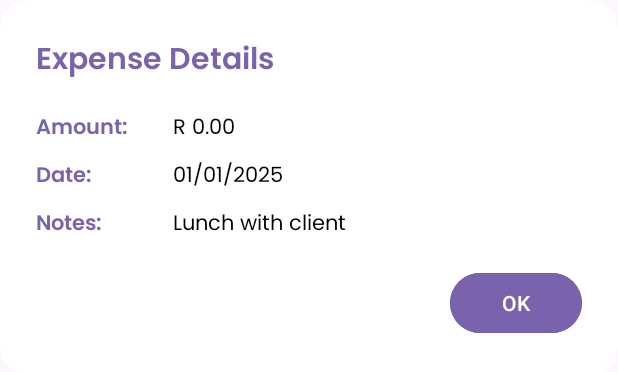
After one commit to st10033925-azrahhabib/Coinverse, an Android app: the layout dialog_expense_details.xml on its own in the app's theme, with its tools: preview values and no code run, on a phone screen of 412 x 824 dp. The commit adds this screen. Shown: the top 372 px of the screen. Run offline under Robolectric (Android 15) with nearby library versions, the phone set to English and light mode, and no system bars.

Commit message:
added custom dialog box to display on the category details page. slight adjustments to profile and insights

```diff
--- /dev/null
+++ b/app/src/main/res/drawable/rounded_dialog.xml
@@ -0,0 +1,11 @@
+<shape xmlns:android="http://schemas.android.com/apk/res/android"
+    android:shape="rectangle">
+
+    <solid android:color="@android:color/white" />
+    <corners android:radius="20dp" />
+    <padding
+        android:left="16dp"
+        android:top="16dp"
+        android:right="16dp"
+        android:bottom="16dp" />
+</shape>
--- a/app/src/main/res/layout/activity_insights.xml
+++ b/app/src/main/res/layout/activity_insights.xml
@@ -75,7 +75,7 @@
                         android:text="-3600"
                         android:textColor="#888888"
                         android:textSize="22sp"
-                        android:paddingEnd="8dp"
+                        android:paddingEnd="10dp"
                         android:fontFamily="@font/poppinsregular"
                         app:layout_constraintTop_toTopOf="parent"
                         app:layout_constraintStart_toStartOf="parent"
--- a/app/src/main/res/layout/activity_profile.xml
+++ b/app/src/main/res/layout/activity_profile.xml
@@ -117,8 +117,6 @@
                         android:contentDescription="Badge 4" />
                 </LinearLayout>
             </HorizontalScrollView>
-
-
 
             <LinearLayout
                 android:layout_width="match_parent"
--- /dev/null
+++ b/app/src/main/res/layout/dialog_expense_details.xml
@@ -0,0 +1,109 @@
+<?xml version="1.0" encoding="utf-8"?>
+<LinearLayout xmlns:android="http://schemas.android.com/apk/res/android"
+    android:padding="24dp"
+    android:orientation="vertical"
+    android:background="@drawable/rounded_dialog"
+    android:layout_width="match_parent"
+    android:layout_height="wrap_content">
+
+    <!-- Heading -->
+    <TextView
+        android:id="@+id/tvDialogTitle"
+        android:text="Expense Details"
+        android:fontFamily="@font/poppinssemibold"
+        android:textColor="@color/coinverse_purple"
+        android:textSize="20sp"
+        android:layout_width="wrap_content"
+        android:layout_height="wrap_content"
+        android:layout_marginBottom="16dp" />
+
+    <!-- Grid for labels and values -->
+    <GridLayout
+        android:columnCount="2"
+        android:layout_width="match_parent"
+        android:layout_height="wrap_content">
+
+        <!-- Label 1 -->
+        <TextView
+            android:text="Amount:"
+            android:fontFamily="@font/poppinssemibold"
+            android:textColor="@color/coinverse_purple"
+            android:layout_columnWeight="1"
+            android:layout_width="0dp"
+            android:layout_height="wrap_content"
+            android:layout_marginBottom="8dp" />
+
+        <!-- Value 1 -->
+        <TextView
+            android:id="@+id/tvDialogAmount"
+            android:text="R 0.00"
+            android:fontFamily="@font/poppinsregular"
+            android:textColor="@android:color/black"
+            android:layout_columnWeight="3"
+            android:layout_width="0dp"
+            android:layout_height="wrap_content"
+            android:layout_marginBottom="8dp" />
+
+        <!-- Label 2 -->
+        <TextView
+            android:text="Date:"
+            android:fontFamily="@font/poppinssemibold"
+            android:textColor="@color/coinverse_purple"
+            android:layout_columnWeight="1"
+            android:layout_width="0dp"
+            android:layout_height="wrap_content"
+            android:layout_marginBottom="8dp" />
+
+        <!-- Value 2 -->
+        <TextView
+            android:id="@+id/tvDialogDate"
+            android:text="01/01/2025"
+            android:fontFamily="@font/poppinsregular"
+            android:textColor="@android:color/black"
+            android:layout_columnWeight="3"
+            android:layout_width="0dp"
+            android:layout_height="wrap_content"
+            android:layout_marginBottom="8dp" />
+
+        <!-- Label 3 -->
+        <TextView
+            android:text="Notes:"
+            android:fontFamily="@font/poppinssemibold"
+            android:textColor="@color/coinverse_purple"
+            android:layout_columnWeight="1"
+            android:layout_width="0dp"
+            android:layout_height="wrap_content" />
+
+        <!-- Value 3 -->
+        <TextView
+            android:id="@+id/tvDialogNotes"
+            android:text="Lunch with client"
+            android:fontFamily="@font/poppinsregular"
+            android:textColor="@android:color/black"
+            android:layout_columnWeight="3"
+            android:layout_width="0dp"
+            android:layout_height="wrap_content" />
+
+    </GridLayout>
+
+    <!-- spacer to push button to bottom -->
+    <View
+        android:layout_width="match_parent"
+        android:layout_height="16dp" />
+
+    <!-- OK button -->
+    <LinearLayout
+        android:layout_width="match_parent"
+        android:layout_height="wrap_content"
+        android:gravity="end">
+
+        <Button
+            android:id="@+id/btnOk"
+            android:layout_width="wrap_content"
+            android:layout_height="wrap_content"
+            android:backgroundTint="@color/coinverse_purple"
+            android:text="OK" />
+
+    </LinearLayout>
+
+</LinearLayout>
```
Also changed, not shown: app/src/main/java/vcmsa/projects/coinverse/CategoryDetailsActivity.kt (+46 -25 lines), app/src/main/java/vcmsa/projects/coinverse/ListExpensesAdapter.kt (+17 -6 lines).
